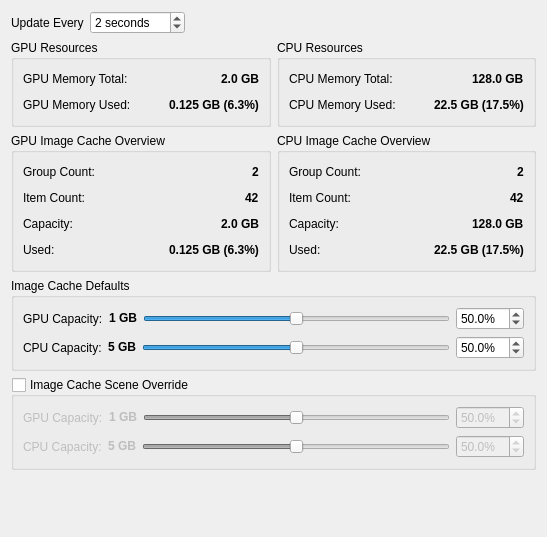
Old version of the form python/mmSolver/tools/imagecacheprefs/ui/imagecacheprefs_layout.ui in the repository david-cattermole/mayaMatchMoveSolver.
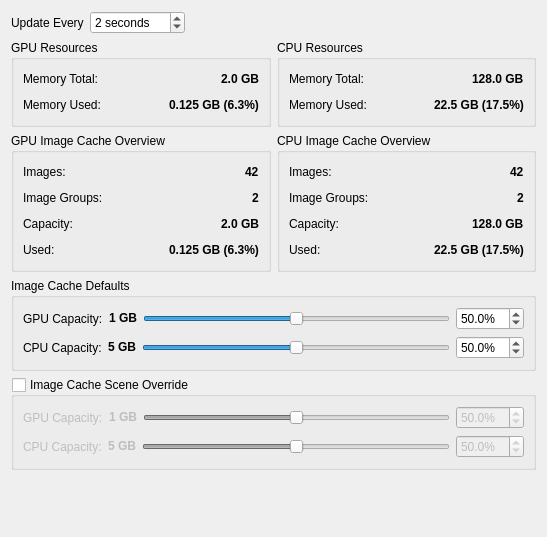
New version of the form.

Commit message:
Image Cache Preferences - Change UI widget labels.
Slightly re-organises the widgets too.

Diff of the .ui file:
```diff
--- a/python/mmSolver/tools/imagecacheprefs/ui/imagecacheprefs_layout.ui
+++ b/python/mmSolver/tools/imagecacheprefs/ui/imagecacheprefs_layout.ui
@@ -69,7 +69,7 @@
             <item>
              <widget class="QLabel" name="gpuMemoryTotal_label">
               <property name="text">
-               <string>GPU Memory Total:</string>
+               <string>Memory Total:</string>
               </property>
              </widget>
             </item>
@@ -100,7 +100,7 @@
             <item>
              <widget class="QLabel" name="gpuMemoryUsed_label">
               <property name="text">
-               <string>GPU Memory Used:</string>
+               <string>Memory Used:</string>
               </property>
              </widget>
             </item>
@@ -144,7 +144,7 @@
             <item>
              <widget class="QLabel" name="cpuMemoryTotal_label">
               <property name="text">
-               <string>CPU Memory Total:</string>
+               <string>Memory Total:</string>
               </property>
              </widget>
             </item>
@@ -175,7 +175,7 @@
             <item>
              <widget class="QLabel" name="cpuMemoryUsed_label">
               <property name="text">
-               <string>CPU Memory Used:</string>
+               <string>Memory Used:</string>
               </property>
              </widget>
             </item>
@@ -216,43 +216,12 @@
         <string>GPU Image Cache Overview</string>
        </property>
        <layout class="QVBoxLayout" name="verticalLayout_5">
-        <item>
-         <layout class="QHBoxLayout" name="horizontalLayout_20">
-          <item>
-           <widget class="QLabel" name="gpuCacheGroupCount_label">
-            <property name="text">
-             <string>Group Count:</string>
-            </property>
-           </widget>
-          </item>
-          <item>
-           <spacer name="horizontalSpacer_12">
-            <property name="orientation">
-             <enum>Qt::Horizontal</enum>
-            </property>
-            <property name="sizeHint" stdset="0">
-             <size>
-              <width>40</width>
-              <height>20</height>
-             </size>
-            </property>
-           </spacer>
-          </item>
-          <item>
-           <widget class="QLabel" name="gpuCacheGroupCountValue_label">
-            <property name="text">
-             <string>&lt;html&gt;&lt;head/&gt;&lt;body&gt;&lt;p&gt;&lt;span style=&quot; font-weight:600;&quot;&gt;2&lt;/span&gt;&lt;/p&gt;&lt;/body&gt;&lt;/html&gt;</string>
-            </property>
-           </widget>
-          </item>
-         </layout>
-        </item>
         <item>
          <layout class="QHBoxLayout" name="horizontalLayout_3">
           <item>
            <widget class="QLabel" name="gpuCacheItemCount_label">
             <property name="text">
-             <string>Item Count:</string>
+             <string>Images:</string>
             </property>
            </widget>
           </item>
@@ -278,6 +247,37 @@
           </item>
          </layout>
         </item>
+        <item>
+         <layout class="QHBoxLayout" name="horizontalLayout_20">
+          <item>
+           <widget class="QLabel" name="gpuCacheGroupCount_label">
+            <property name="text">
+             <string>Image Groups:</string>
+            </property>
+           </widget>
+          </item>
+          <item>
+           <spacer name="horizontalSpacer_12">
+            <property name="orientation">
+             <enum>Qt::Horizontal</enum>
+            </property>
+            <property name="sizeHint" stdset="0">
+             <size>
+              <width>40</width>
+              <height>20</height>
+             </size>
+            </property>
+           </spacer>
+          </item>
+          <item>
+           <widget class="QLabel" name="gpuCacheGroupCountValue_label">
+            <property name="text">
+             <string>&lt;html&gt;&lt;head/&gt;&lt;body&gt;&lt;p&gt;&lt;span style=&quot; font-weight:600;&quot;&gt;2&lt;/span&gt;&lt;/p&gt;&lt;/body&gt;&lt;/html&gt;</string>
+            </property>
+           </widget>
+          </item>
+         </layout>
+        </item>
         <item>
          <layout class="QHBoxLayout" name="horizontalLayout_9">
           <item>
@@ -349,43 +349,12 @@
         <string>CPU Image Cache Overview</string>
        </property>
        <layout class="QVBoxLayout" name="verticalLayout_6">
-        <item>
-         <layout class="QHBoxLayout" name="horizontalLayout_21">
-          <item>
-           <widget class="QLabel" name="cpuCacheGroupCount_label">
-            <property name="text">
-             <string>Group Count:</string>
-            </property>
-           </widget>
-          </item>
-          <item>
-           <spacer name="horizontalSpacer_13">
-            <property name="orientation">
-             <enum>Qt::Horizontal</enum>
-            </property>
-            <property name="sizeHint" stdset="0">
-             <size>
-              <width>40</width>
-              <height>20</height>
-             </size>
-            </property>
-           </spacer>
-          </item>
-          <item>
-           <widget class="QLabel" name="cpuCacheGroupCountValue_label">
-            <property name="text">
-             <string>&lt;html&gt;&lt;head/&gt;&lt;body&gt;&lt;p&gt;&lt;span style=&quot; font-weight:600;&quot;&gt;2&lt;/span&gt;&lt;/p&gt;&lt;/body&gt;&lt;/html&gt;</string>
-            </property>
-           </widget>
-          </item>
-         </layout>
-        </item>
         <item>
          <layout class="QHBoxLayout" name="horizontalLayout_11">
           <item>
            <widget class="QLabel" name="cpuCacheItemCount_label">
             <property name="text">
-             <string>Item Count:</string>
+             <string>Images:</string>
             </property>
            </widget>
           </item>
@@ -411,6 +380,37 @@
           </item>
          </layout>
         </item>
+        <item>
+         <layout class="QHBoxLayout" name="horizontalLayout_21">
+          <item>
+           <widget class="QLabel" name="cpuCacheGroupCount_label">
+            <property name="text">
+             <string>Image Groups:</string>
+            </property>
+           </widget>
+          </item>
+          <item>
+           <spacer name="horizontalSpacer_13">
+            <property name="orientation">
+             <enum>Qt::Horizontal</enum>
+            </property>
+            <property name="sizeHint" stdset="0">
+             <size>
+              <width>40</width>
+              <height>20</height>
+             </size>
+            </property>
+           </spacer>
+          </item>
+          <item>
+           <widget class="QLabel" name="cpuCacheGroupCountValue_label">
+            <property name="text">
+             <string>&lt;html&gt;&lt;head/&gt;&lt;body&gt;&lt;p&gt;&lt;span style=&quot; font-weight:600;&quot;&gt;2&lt;/span&gt;&lt;/p&gt;&lt;/body&gt;&lt;/html&gt;</string>
+            </property>
+           </widget>
+          </item>
+         </layout>
+        </item>
         <item>
          <layout class="QHBoxLayout" name="horizontalLayout_12">
           <item>
```
